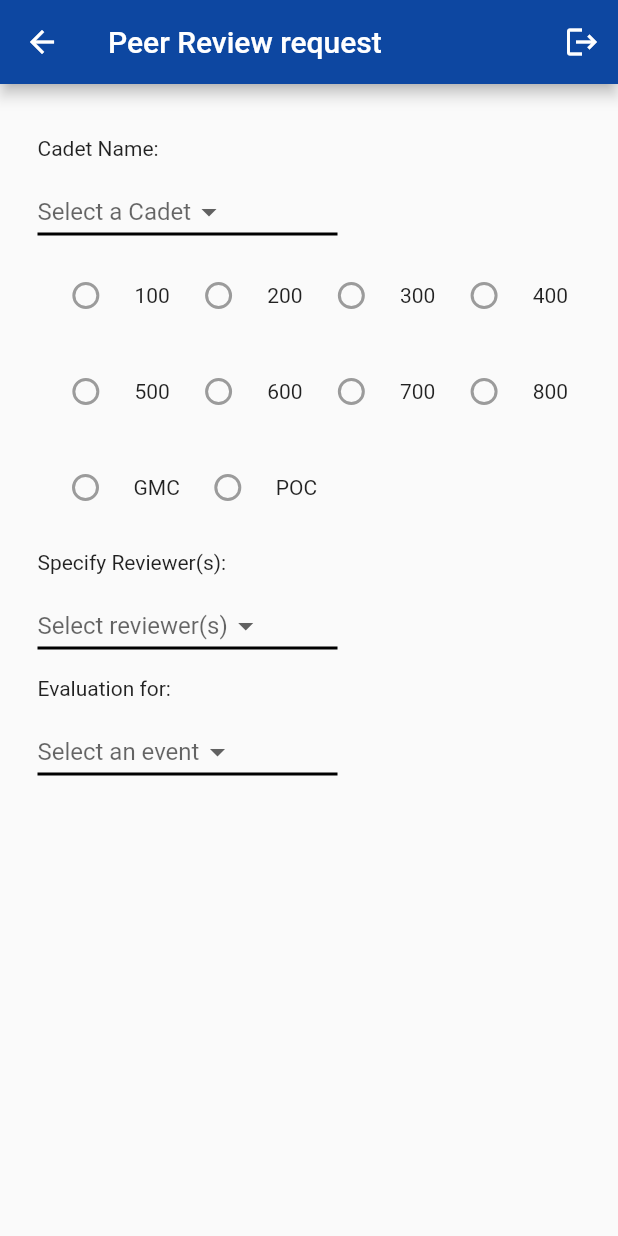
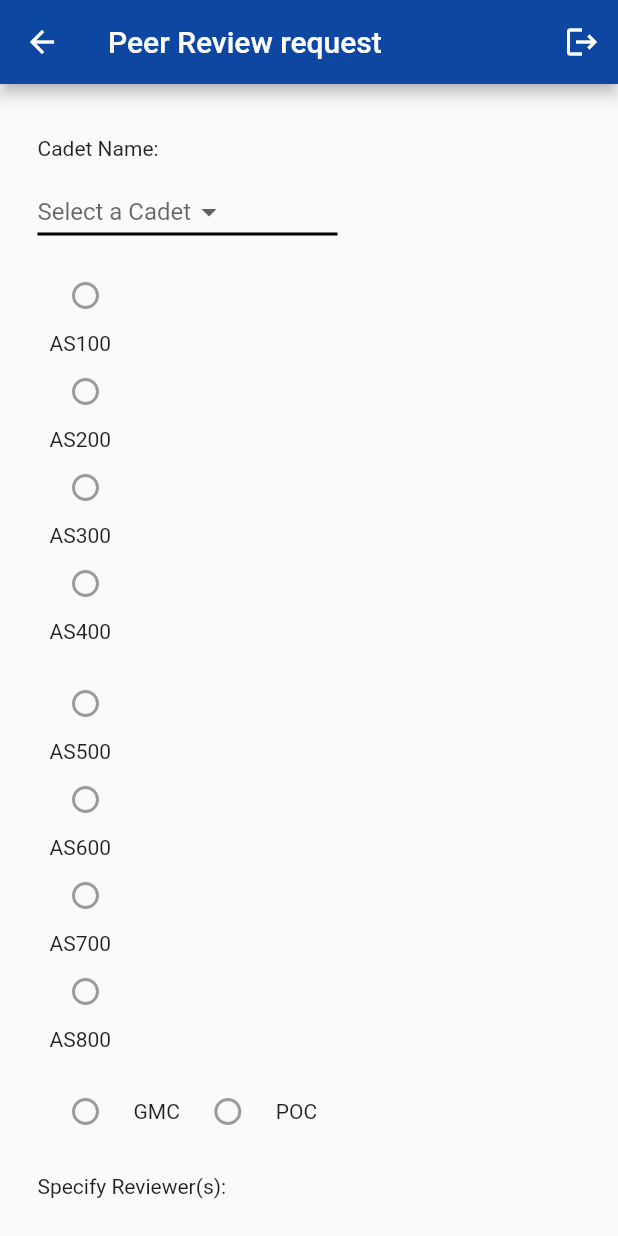
Before and after one commit to M-Connect/ROTC-App, a Flutter app: the PeerReviewRequest screen opened by its route, on a phone screen of 412 x 824 dp. Run offline on Flutter 3.47's test engine with Material 2 defaults, Android fonts, the phone set to English and light mode, and no system bars; our stand-ins replace cloud_firestore, firebase_auth, firebase_core, form_field_validator; accounts and stored records are empty.

Commit message:
Added text clarification

```diff
--- a/rotc_app/lib/app/peerReview/peerReviewRequest.dart
+++ b/rotc_app/lib/app/peerReview/peerReviewRequest.dart
@@ -58,13 +58,13 @@ class PeerReviewRequest extends StatelessWidget {
                 alignment: MainAxisAlignment.spaceAround,
                 children: <Widget>[
                   Radio(value: 100, activeColor: Colors.black87, groupValue: null, onChanged: null),
-                  Text('100'),
+                  Text('AS100'),
                   Radio(value: 200, activeColor: Colors.black87, groupValue: null, onChanged: null),
-                  Text('200'),
+                  Text('AS200'),
                   Radio(value: 300, activeColor: Colors.black87, groupValue: null, onChanged: null),
-                  Text('300'),
+                  Text('AS300'),
                   Radio(value: 400, activeColor: Colors.black87, groupValue: null, onChanged: null),
-                  Text('400'),
+                  Text('AS400'),
                 ],
               ),
 
@@ -73,13 +73,13 @@ class PeerReviewRequest extends StatelessWidget {
                   alignment: MainAxisAlignment.spaceAround,
                   children: <Widget>[
                   Radio(value: 500, activeColor: Colors.black87, groupValue: null, onChanged: null),
-                  Text('500'),
+                  Text('AS500'),
                   Radio(value: 600, activeColor: Colors.black87, groupValue: null, onChanged: null),
-                  Text('600'),
+                  Text('AS600'),
                   Radio(value: 700, activeColor: Colors.black87, groupValue: null, onChanged: null),
-                  Text('700'),
+                  Text('AS700'),
                   Radio(value: 800, activeColor: Colors.black87, groupValue: null, onChanged: null),
-                  Text('800'),
+                  Text('AS800'),
                  ],
               ),
 
```
